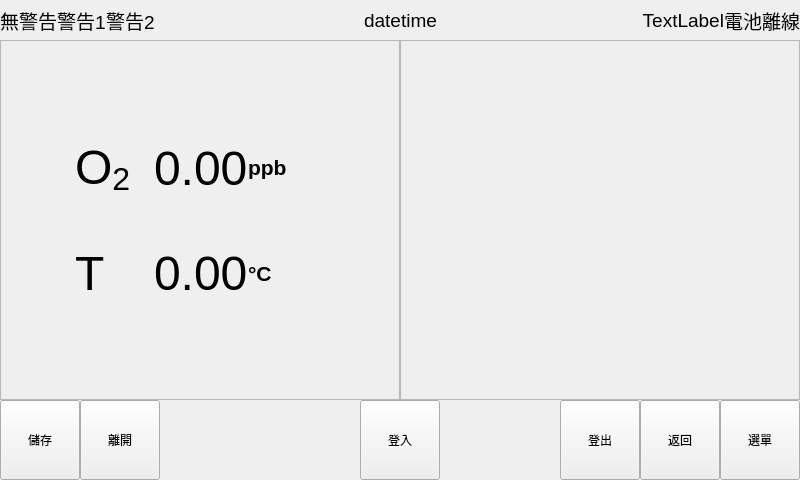
Before: the Qt Designer form ui/SentrakGUI.ui in QiaoEnLiu/Sentrak_RaspPie_GUI, drawn with Qt 5.
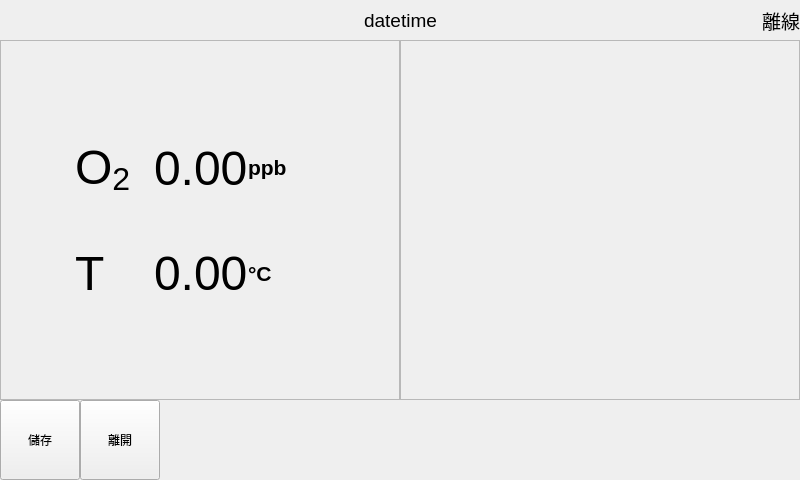
After: the same form once the commit is applied. Icons and pictures are not drawn.

Patch:
```diff
--- a/ui/SentrakGUI.ui
+++ b/ui/SentrakGUI.ui
@@ -122,7 +122,7 @@
            </property>
            <property name="maximumSize">
             <size>
-             <width>16777215</width>
+             <width>75</width>
              <height>40</height>
             </size>
            </property>
@@ -144,7 +144,13 @@
             </font>
            </property>
            <property name="text">
-            <string>無警告</string>
+            <string/>
+           </property>
+           <property name="pixmap">
+            <pixmap resource="../picture/icon/icon.qrc">:/stateAlarm_icons/Alarm icon null.jpg</pixmap>
+           </property>
+           <property name="scaledContents">
+            <bool>true</bool>
            </property>
           </widget>
          </item>
@@ -158,7 +164,7 @@
            </property>
            <property name="maximumSize">
             <size>
-             <width>16777215</width>
+             <width>75</width>
              <height>40</height>
             </size>
            </property>
@@ -180,7 +186,13 @@
             </font>
            </property>
            <property name="text">
-            <string>警告1</string>
+            <string/>
+           </property>
+           <property name="pixmap">
+            <pixmap resource="../picture/icon/icon.qrc">:/stateAlarm_icons/Alarm 1 icon.jpg</pixmap>
+           </property>
+           <property name="scaledContents">
+            <bool>true</bool>
            </property>
            <property name="alignment">
             <set>Qt::AlignCenter</set>
@@ -197,7 +209,7 @@
            </property>
            <property name="maximumSize">
             <size>
-             <width>16777215</width>
+             <width>75</width>
              <height>40</height>
             </size>
            </property>
@@ -213,7 +225,13 @@
             </font>
            </property>
            <property name="text">
-            <string>警告2</string>
+            <string/>
+           </property>
+           <property name="pixmap">
+            <pixmap resource="../picture/icon/icon.qrc">:/stateAlarm_icons/Alarm 2 icon.jpg</pixmap>
+           </property>
+           <property name="scaledContents">
+            <bool>true</bool>
            </property>
           </widget>
          </item>
@@ -312,7 +330,7 @@
            </property>
            <property name="maximumSize">
             <size>
-             <width>16777215</width>
+             <width>100</width>
              <height>40</height>
             </size>
            </property>
@@ -331,7 +349,13 @@
             <enum>Qt::LeftToRight</enum>
            </property>
            <property name="text">
-            <string>TextLabel</string>
+            <string/>
+           </property>
+           <property name="pixmap">
+            <pixmap resource="../picture/icon/icon.qrc">:/stateWire_icons/usb icon.png</pixmap>
+           </property>
+           <property name="scaledContents">
+            <bool>true</bool>
            </property>
            <property name="alignment">
             <set>Qt::AlignRight|Qt::AlignTrailing|Qt::AlignVCenter</set>
@@ -348,7 +372,7 @@
            </property>
            <property name="maximumSize">
             <size>
-             <width>16777215</width>
+             <width>100</width>
              <height>40</height>
             </size>
            </property>
@@ -370,7 +394,13 @@
             </font>
            </property>
            <property name="text">
-            <string>電池</string>
+            <string/>
+           </property>
+           <property name="pixmap">
+            <pixmap resource="../picture/icon/icon.qrc">:/stateBattery_icons/Battery icon.png</pixmap>
+           </property>
+           <property name="scaledContents">
+            <bool>true</bool>
            </property>
            <property name="alignment">
             <set>Qt::AlignRight|Qt::AlignTrailing|Qt::AlignVCenter</set>
@@ -609,12 +639,12 @@
           <property name="geometry">
            <rect>
             <x>1</x>
-            <y>1</y>
+            <y>0</y>
             <width>401</width>
             <height>361</height>
            </rect>
           </property>
-          <layout class="QVBoxLayout" name="sub_frame_layout" stretch="">
+          <layout class="QVBoxLayout" name="sub_frame_layout">
            <property name="spacing">
             <number>0</number>
            </property>
@@ -763,7 +793,7 @@
         </layout>
        </item>
        <item>
-        <layout class="QHBoxLayout" name="funcCenterLayout" stretch="0">
+        <layout class="QHBoxLayout" name="funcCenterLayout" stretch="0,0">
          <property name="spacing">
           <number>0</number>
          </property>
@@ -774,8 +804,8 @@
           <widget class="QPushButton" name="lockBtn">
            <property name="sizePolicy">
             <sizepolicy hsizetype="Preferred" vsizetype="Preferred">
-             <horstretch>0</horstretch>
-             <verstretch>0</verstretch>
+             <horstretch>80</horstretch>
+             <verstretch>80</verstretch>
             </sizepolicy>
            </property>
            <property name="minimumSize">
@@ -802,8 +832,18 @@
              <height>0</height>
             </size>
            </property>
+           <property name="accessibleDescription">
+            <string/>
+           </property>
+           <property name="styleSheet">
+            <string notr="true">QPushButton { border: none; }</string>
+           </property>
            <property name="text">
-            <string>登入</string>
+            <string/>
+           </property>
+           <property name="icon">
+            <iconset resource="../picture/icon/icon.qrc">
+             <normaloff>:/lock_icons/Lock icon.jpg</normaloff>:/lock_icons/Lock icon.jpg</iconset>
            </property>
            <property name="iconSize">
             <size>
@@ -812,44 +852,6 @@
             </size>
            </property>
           </widget>
-         </item>
-        </layout>
-       </item>
-       <item>
-        <layout class="QHBoxLayout" name="funcLeftLayout" stretch="0,0,0,0">
-         <property name="spacing">
-          <number>0</number>
-         </property>
-         <property name="sizeConstraint">
-          <enum>QLayout::SetDefaultConstraint</enum>
-         </property>
-         <property name="leftMargin">
-          <number>0</number>
-         </property>
-         <item>
-          <spacer name="spacerRight">
-           <property name="sizeIncrement">
-            <size>
-             <width>0</width>
-             <height>0</height>
-            </size>
-           </property>
-           <property name="baseSize">
-            <size>
-             <width>0</width>
-             <height>0</height>
-            </size>
-           </property>
-           <property name="orientation">
-            <enum>Qt::Horizontal</enum>
-           </property>
-           <property name="sizeHint" stdset="0">
-            <size>
-             <width>40</width>
-             <height>20</height>
-            </size>
-           </property>
-          </spacer>
          </item>
          <item>
           <widget class="QPushButton" name="logoutBtn">
@@ -883,8 +885,15 @@
              <height>0</height>
             </size>
            </property>
+           <property name="styleSheet">
+            <string notr="true">QPushButton { border: none; }</string>
+           </property>
            <property name="text">
-            <string>登出</string>
+            <string/>
+           </property>
+           <property name="icon">
+            <iconset resource="../picture/icon/icon.qrc">
+             <normaloff>:/lock_icons/Unlock icon.jpg</normaloff>:/lock_icons/Unlock icon.jpg</iconset>
            </property>
            <property name="iconSize">
             <size>
@@ -893,6 +902,44 @@
             </size>
            </property>
           </widget>
+         </item>
+        </layout>
+       </item>
+       <item>
+        <layout class="QHBoxLayout" name="funcLeftLayout" stretch="0,0,0">
+         <property name="spacing">
+          <number>0</number>
+         </property>
+         <property name="sizeConstraint">
+          <enum>QLayout::SetDefaultConstraint</enum>
+         </property>
+         <property name="leftMargin">
+          <number>0</number>
+         </property>
+         <item>
+          <spacer name="spacerRight">
+           <property name="sizeIncrement">
+            <size>
+             <width>0</width>
+             <height>0</height>
+            </size>
+           </property>
+           <property name="baseSize">
+            <size>
+             <width>0</width>
+             <height>0</height>
+            </size>
+           </property>
+           <property name="orientation">
+            <enum>Qt::Horizontal</enum>
+           </property>
+           <property name="sizeHint" stdset="0">
+            <size>
+             <width>40</width>
+             <height>20</height>
+            </size>
+           </property>
+          </spacer>
          </item>
          <item>
           <widget class="QPushButton" name="returnBtn">
@@ -926,8 +973,15 @@
              <height>0</height>
             </size>
            </property>
+           <property name="styleSheet">
+            <string notr="true">QPushButton { border: none; }</string>
+           </property>
            <property name="text">
-            <string>返回</string>
+            <string/>
+           </property>
+           <property name="icon">
+            <iconset resource="../picture/icon/icon.qrc">
+             <normaloff>:/stackPage/return icon.png</normaloff>:/stackPage/return icon.png</iconset>
            </property>
            <property name="iconSize">
             <size>
@@ -969,8 +1023,15 @@
              <height>0</height>
             </size>
            </property>
+           <property name="styleSheet">
+            <string notr="true">QPushButton { border: none; }</string>
+           </property>
            <property name="text">
-            <string>選單</string>
+            <string/>
+           </property>
+           <property name="icon">
+            <iconset resource="../picture/icon/icon.qrc">
+             <normaloff>:/stackPage/Menu button.png</normaloff>:/stackPage/Menu button.png</iconset>
            </property>
            <property name="iconSize">
             <size>
```
Left out of the diff: 44 changed lines with no effect on the pictures.
